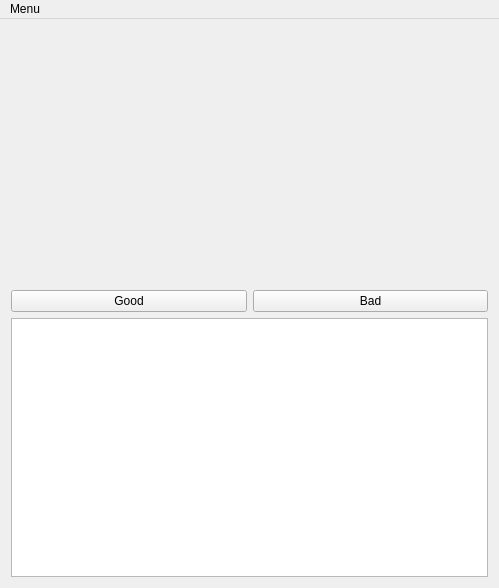
First picture: the form in src/HuggleLite/mainwindow.ui, repository huggle/huggle-lite, before the edit.
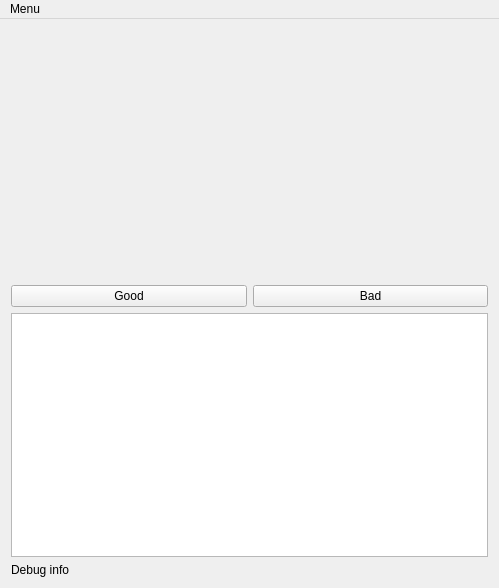
Second picture: the form after the edit.

Diff of the .ui file:
```diff
--- a/src/HuggleLite/mainwindow.ui
+++ b/src/HuggleLite/mainwindow.ui
@@ -53,6 +53,13 @@
       </property>
      </widget>
     </item>
+    <item>
+     <widget class="QLabel" name="lDebug">
+      <property name="text">
+       <string>Debug info</string>
+      </property>
+     </widget>
+    </item>
    </layout>
   </widget>
   <widget class="QMenuBar" name="menuBar">
```
Left out of the diff: 15 changed lines with no effect on the pictures.
